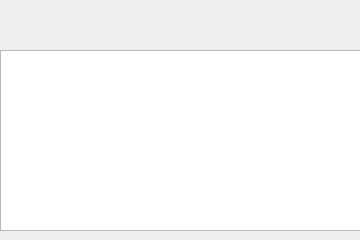
Before: the Qt Designer form vcbld-gui/setupdialog.ui in dreamplayerzhang/vcbld, drawn with Qt 5.
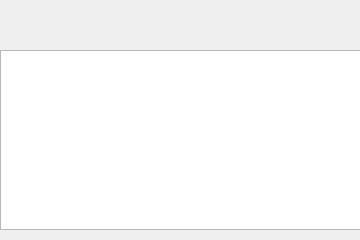
After: the same form once the commit is applied.

The edit to the form file:
```diff
--- a/vcbld-gui/setupdialog.ui
+++ b/vcbld-gui/setupdialog.ui
@@ -19,7 +19,7 @@
      <x>0</x>
      <y>50</y>
      <width>361</width>
-     <height>181</height>
+     <height>180</height>
     </rect>
    </property>
    <property name="horizontalScrollBarPolicy">
```
